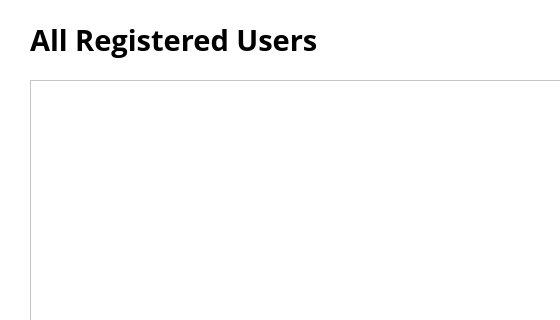
This is admin/viewAllUsersWindow.ui in JLBartz/CharityLink as Qt 5 draws it before an edit; both pictures show x 0 to 560 and y 0 to 320 of the 700 by 450 pixel window. The edited form follows.
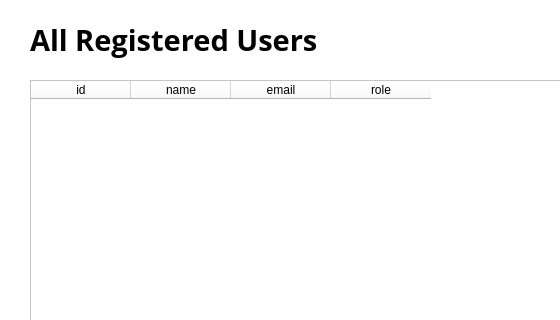
This is the edited form.

```diff
--- a/admin/viewAllUsersWindow.ui
+++ b/admin/viewAllUsersWindow.ui
@@ -48,6 +48,30 @@
      <height>280</height>
     </rect>
    </property>
+   <property name="styleSheet">
+    <string notr="true">color: black;
+</string>
+   </property>
+   <column>
+    <property name="text">
+     <string>id</string>
+    </property>
+   </column>
+   <column>
+    <property name="text">
+     <string>name</string>
+    </property>
+   </column>
+   <column>
+    <property name="text">
+     <string>email</string>
+    </property>
+   </column>
+   <column>
+    <property name="text">
+     <string>role</string>
+    </property>
+   </column>
   </widget>
   <widget class="QPushButton" name="closeButton">
    <property name="geometry">
```
Left out of the diff: 5 changed lines with no effect on the pictures.
